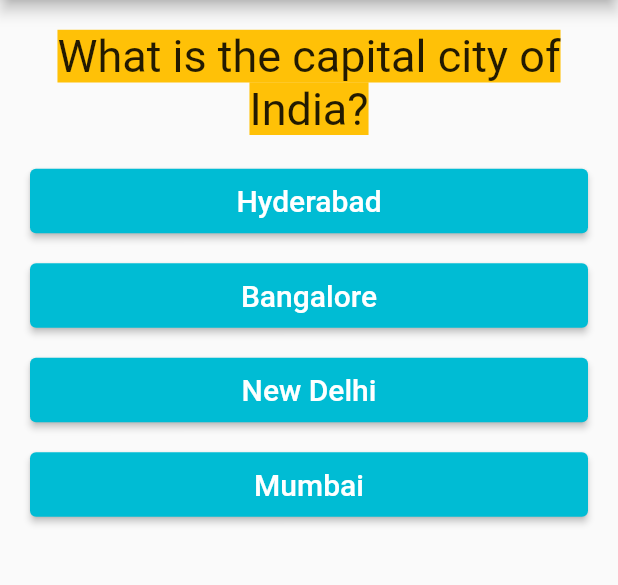
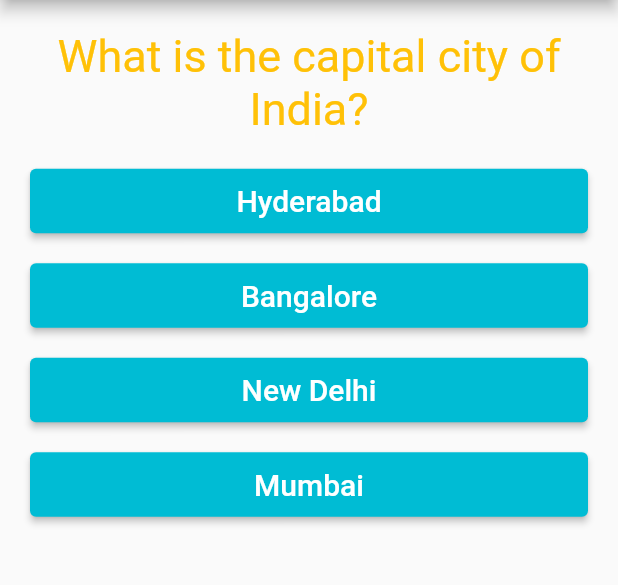
Before and after one commit to tarunsunny3/Flutter-Quiz-App, a Flutter app: the screen it shows after launch, on a phone screen of 412 x 824 dp, the part 84-669 px from its top. Run offline on Flutter 3.47's test engine with Material 2 defaults, Android fonts, the phone set to English and light mode, and no system bars.

```diff
--- a/lib/question.dart
+++ b/lib/question.dart
@@ -12,7 +12,7 @@ class Question extends StatelessWidget {
         padding: EdgeInsets.all(10),
         child: Text(
           questionText,
-          style: TextStyle(backgroundColor: Colors.amber, fontSize: 30),
+          style: TextStyle(color: Colors.amber, fontSize: 30),
           textAlign: TextAlign.center,
         ));
   }
```
Also changed, not shown: 1 other file.
